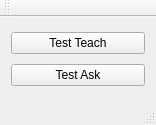
fenixnix/BP-ANN, file mainwindow.ui: the form before one commit.
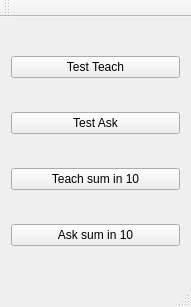
The form after the commit.

The edit to the form file:
```diff
--- a/mainwindow.ui
+++ b/mainwindow.ui
@@ -6,8 +6,8 @@
    <rect>
     <x>0</x>
     <y>0</y>
-    <width>156</width>
-    <height>125</height>
+    <width>191</width>
+    <height>307</height>
    </rect>
   </property>
   <property name="windowTitle">
@@ -29,6 +29,20 @@
       </property>
      </widget>
     </item>
+    <item>
+     <widget class="QPushButton" name="btnTeachSumIn10">
+      <property name="text">
+       <string>Teach sum in 10</string>
+      </property>
+     </widget>
+    </item>
+    <item>
+     <widget class="QPushButton" name="btnAskSumIn10">
+      <property name="text">
+       <string>Ask sum in 10</string>
+      </property>
+     </widget>
+    </item>
    </layout>
   </widget>
   <widget class="QMenuBar" name="menuBar">
```
Left out of the diff: 4 changed lines with no effect on the pictures.
